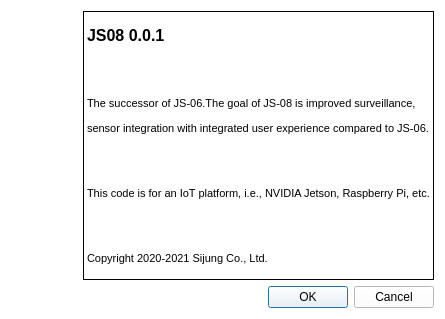
Qt form js06/resources/about_view.ui (Oh-JongJin/js08) before a commit.
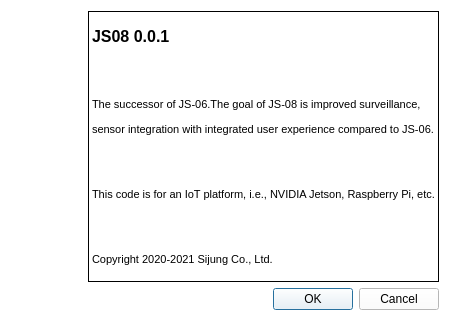
The same form after that commit. Icons and pictures are not drawn.

Commit message: Modify custom font to system default font

```diff
--- a/js06/resources/about_view.ui
+++ b/js06/resources/about_view.ui
@@ -6,8 +6,8 @@
    <rect>
     <x>0</x>
     <y>0</y>
-    <width>445</width>
-    <height>319</height>
+    <width>450</width>
+    <height>321</height>
    </rect>
   </property>
   <property name="windowTitle">
@@ -39,6 +39,16 @@
       <layout class="QVBoxLayout" name="verticalLayout_2">
        <item>
         <widget class="QLabel" name="label_2">
+         <property name="font">
+          <font>
+           <family>Arial</family>
+           <pointsize>9</pointsize>
+           <weight>50</weight>
+           <italic>false</italic>
+           <bold>false</bold>
+           <kerning>true</kerning>
+          </font>
+         </property>
          <property name="styleSheet">
           <string notr="true">font: 9pt &quot;Noto Sans&quot;;</string>
          </property>
@@ -46,7 +56,18 @@
           <enum>QFrame::Box</enum>
          </property>
          <property name="text">
-          <string>&lt;html&gt;&lt;head/&gt;&lt;body&gt;&lt;p&gt;&lt;span style=&quot; font-size:12pt; font-weight:600;&quot;&gt;JS08 0.0.1&lt;/span&gt;&lt;/p&gt;&lt;p&gt;&lt;br/&gt;&lt;/p&gt;&lt;p&gt;&lt;span style=&quot; font-size:8pt;&quot;&gt;The successor of JS-06.The goal of JS-08 is improved surveillance, &lt;/span&gt;&lt;/p&gt;&lt;p&gt;&lt;span style=&quot; font-size:8pt;&quot;&gt;sensor integration with integrated user experience compared to JS-06.&lt;/span&gt;&lt;/p&gt;&lt;p&gt;&lt;span style=&quot; font-size:8pt;&quot;&gt;&lt;br/&gt;&lt;/span&gt;&lt;/p&gt;&lt;p&gt;&lt;span style=&quot; font-size:8pt;&quot;&gt;This code is for an IoT platform, i.e., NVIDIA Jetson, Raspberry Pi, etc.&lt;/span&gt;&lt;/p&gt;&lt;p&gt;&lt;span style=&quot; font-size:8pt;&quot;&gt;&lt;br/&gt;&lt;/span&gt;&lt;/p&gt;&lt;p&gt;&lt;span style=&quot; font-size:8pt;&quot;&gt;Copyright 2020-2021 Sijung Co., Ltd.&lt;/span&gt;&lt;/p&gt;&lt;/body&gt;&lt;/html&gt;</string>
+          <string>&lt;!DOCTYPE HTML PUBLIC &quot;-//W3C//DTD HTML 4.0//EN&quot; &quot;http://www.w3.org/TR/REC-html40/strict.dtd&quot;&gt;
+&lt;html&gt;&lt;head&gt;&lt;meta name=&quot;qrichtext&quot; content=&quot;1&quot; /&gt;&lt;style type=&quot;text/css&quot;&gt;
+p, li { white-space: pre-wrap; }
+&lt;/style&gt;&lt;/head&gt;&lt;body style=&quot; font-family:'Arial'; font-size:9pt; font-weight:400; font-style:normal;&quot;&gt;
+&lt;p style=&quot; margin-top:12px; margin-bottom:12px; margin-left:0px; margin-right:0px; -qt-block-indent:0; text-indent:0px;&quot;&gt;&lt;span style=&quot; font-size:12pt; font-weight:600;&quot;&gt;JS08 0.0.1&lt;/span&gt;&lt;/p&gt;
+&lt;p style=&quot; margin-top:12px; margin-bottom:12px; margin-left:0px; margin-right:0px; -qt-block-indent:0; text-indent:0px;&quot;&gt;&lt;br /&gt;&lt;/p&gt;
+&lt;p style=&quot; margin-top:12px; margin-bottom:12px; margin-left:0px; margin-right:0px; -qt-block-indent:0; text-indent:0px;&quot;&gt;&lt;span style=&quot; font-size:8pt;&quot;&gt;The successor of JS-06.The goal of JS-08 is improved surveillance, &lt;/span&gt;&lt;/p&gt;
+&lt;p style=&quot; margin-top:12px; margin-bottom:12px; margin-left:0px; margin-right:0px; -qt-block-indent:0; text-indent:0px;&quot;&gt;&lt;span style=&quot; font-size:8pt;&quot;&gt;sensor integration with integrated user experience compared to JS-06.&lt;/span&gt;&lt;/p&gt;
+&lt;p style=&quot; margin-top:12px; margin-bottom:12px; margin-left:0px; margin-right:0px; -qt-block-indent:0; text-indent:0px;&quot;&gt;&lt;span style=&quot; font-size:8pt;&quot;&gt;&lt;br /&gt;&lt;/span&gt;&lt;/p&gt;
+&lt;p style=&quot; margin-top:12px; margin-bottom:12px; margin-left:0px; margin-right:0px; -qt-block-indent:0; text-indent:0px;&quot;&gt;&lt;span style=&quot; font-size:8pt;&quot;&gt;This code is for an IoT platform, i.e., NVIDIA Jetson, Raspberry Pi, etc.&lt;/span&gt;&lt;/p&gt;
+&lt;p style=&quot; margin-top:12px; margin-bottom:12px; margin-left:0px; margin-right:0px; -qt-block-indent:0; text-indent:0px;&quot;&gt;&lt;span style=&quot; font-size:8pt;&quot;&gt;&lt;br /&gt;&lt;/span&gt;&lt;/p&gt;
+&lt;p style=&quot; margin-top:12px; margin-bottom:12px; margin-left:0px; margin-right:0px; -qt-block-indent:0; text-indent:0px;&quot;&gt;&lt;span style=&quot; font-size:8pt;&quot;&gt;Copyright 2020-2021 Sijung Co., Ltd.&lt;/span&gt;&lt;/p&gt;&lt;/body&gt;&lt;/html&gt;</string>
          </property>
         </widget>
        </item>
```
Left out of the diff: 2 changed lines with no effect on the pictures. The commit also changes 3 other files.
